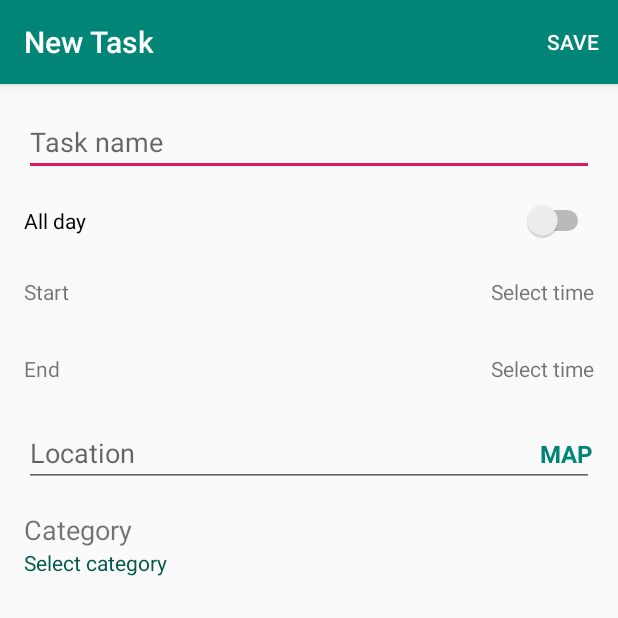
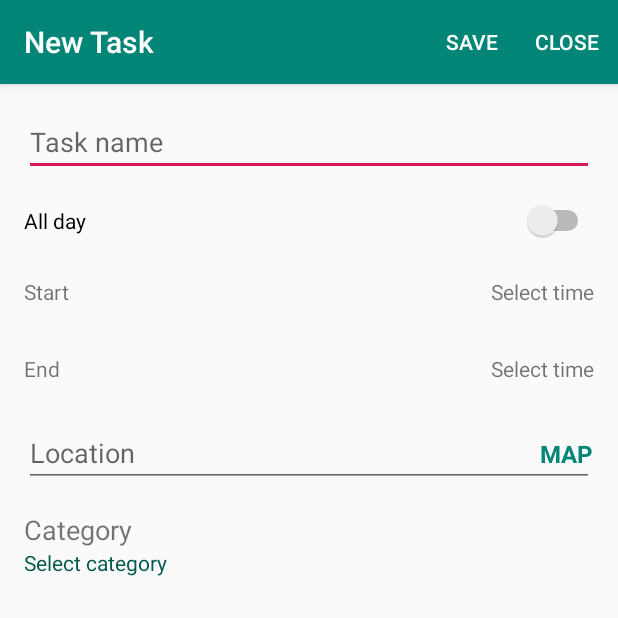
Before and after one commit to baanh/Buddy, an Android app: the screen it shows after launch (TaskNewEditActivity), after a tap on "ADD", on a phone screen of 412 x 824 dp, the top half of it. Run offline under Robolectric (Android 15) with nearby library versions, the phone set to English and light mode, and no system bars; our stand-ins replace Room's generated code; libraries missing offline, so code that uses them is left out: android.arch.persistence.

Commit message:
Added exit and close options to main activity and NEW/EDIT task activity, respectively.

```diff
--- a/app/src/main/java/com/buddy/activity/TaskNewEditActivity.java
+++ b/app/src/main/java/com/buddy/activity/TaskNewEditActivity.java
@@ -199,6 +199,10 @@ public class TaskNewEditActivity extends AppCompatActivity {
         finish();
     }
 
+    public void closeTask(MenuItem view) {
+        finish();
+    }
+
     public void openNotes(View view) {
         Intent intent = new Intent(TaskNewEditActivity.this, NotesActivity.class    );
         intent.putExtra(EXTRA_NOTES, notesData);
--- a/app/src/main/res/menu/main_toolbar_menu.xml
+++ b/app/src/main/res/menu/main_toolbar_menu.xml
@@ -29,4 +29,9 @@
         android:title="Delete all tasks"
         app:showAsAction="never"/>
 
+    <item
+        android:id="@+id/action_exit"
+        android:title="Exit"
+        app:showAsAction="never" />
+
 </menu>
--- a/app/src/main/res/menu/new_edit_toolbar_menu.xml
+++ b/app/src/main/res/menu/new_edit_toolbar_menu.xml
@@ -7,4 +7,10 @@
         android:onClick="saveTask"
         android:title="@string/save_btn_text"
         app:showAsAction="ifRoom" />
+
+    <item
+        android:id="@+id/action_close"
+        android:onClick="closeTask"
+        android:title="Close"
+        app:showAsAction="ifRoom" />
 </menu>
```
Also changed, not shown: app/src/main/java/com/buddy/activity/MainActivity.java (+9 -1 lines).
